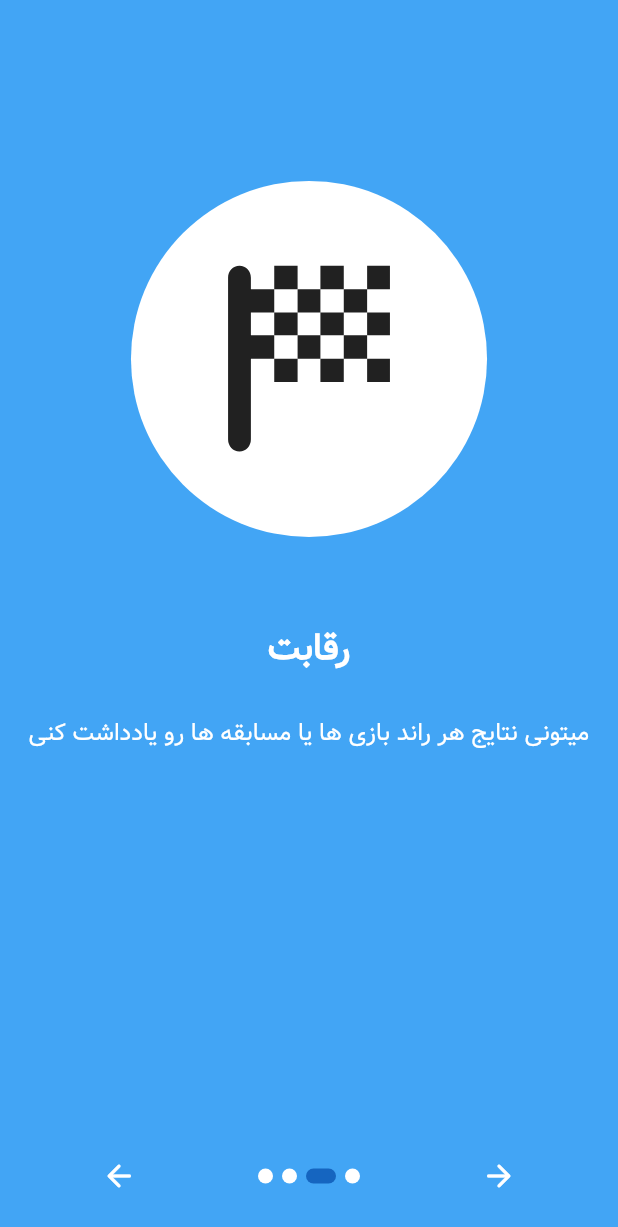
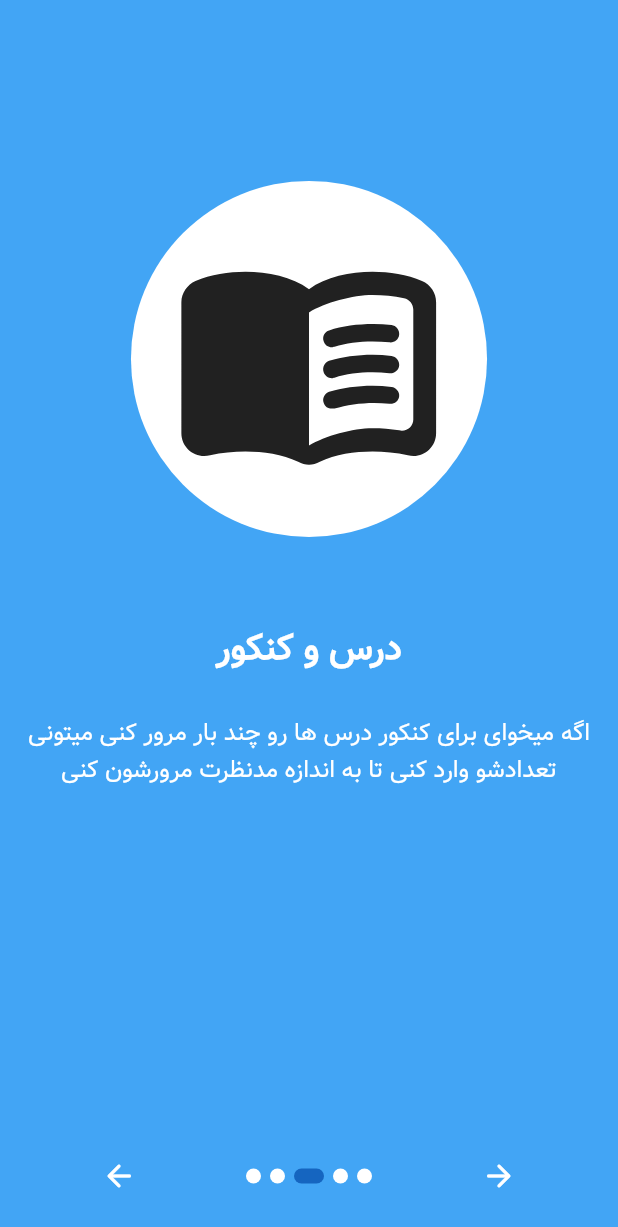
Before and after one commit to naazeri/beshmar-flutter, a Flutter app: the screen it shows after launch, swiped to page 3, on a phone screen of 412 x 824 dp. Shown: the top 1227 px of the screen. Run offline on Flutter 3.47's test engine with Material 2 defaults, Android fonts, the phone set to English and light mode, and no system bars; drawn by our look-alikes of introduction_screen; our stand-ins replace file_picker, permission_handler, shared_preferences, showcaseview; missing offline and left inert: holding_gesture.

Commit message:
add a slide to introduction page

```diff
--- a/lib/page/introduction_page.dart
+++ b/lib/page/introduction_page.dart
@@ -62,10 +62,22 @@ class IntroductionPage extends StatelessWidget {
       PageViewModel(
         title: "کتاب صوتی",
         body:
-            "فرض کن بخوای ۵ بار هر فصل کتاب رو گوش کنی بعد بری فصل بعد. میتونی تعدادشو توی اپ وارد کنی تا یادت بمونه چند بار تکرارش کردی",
+            "فرض کن بخوای ۵ بار هر فصل کتاب رو گوش کنی بعدش بری فصل بعد. میتونی تعدادشو توی اپ وارد کنی تا یادت بمونه چند بار تکرارش کردی",
         image: getImage(
           context,
           Icons.headphones_outlined,
+          borderRadius,
+          imageWidth,
+        ),
+        decoration: pageDecoration,
+      ),
+      PageViewModel(
+        title: "درس و کنکور",
+        body:
+            'اگه میخوای برای کنکور درس ها رو چند بار مرور کنی میتونی تعدادشو وارد کنی تا به اندازه مدنظرت مرورشون کنی',
+        image: getImage(
+          context,
+          Icons.menu_book_rounded,
           borderRadius,
           imageWidth,
         ),
```
